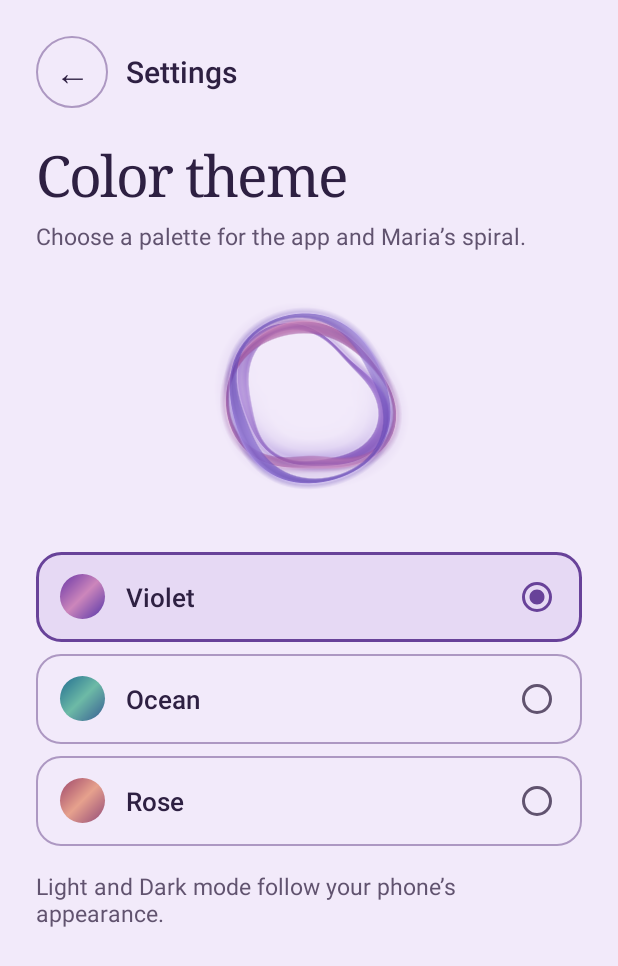
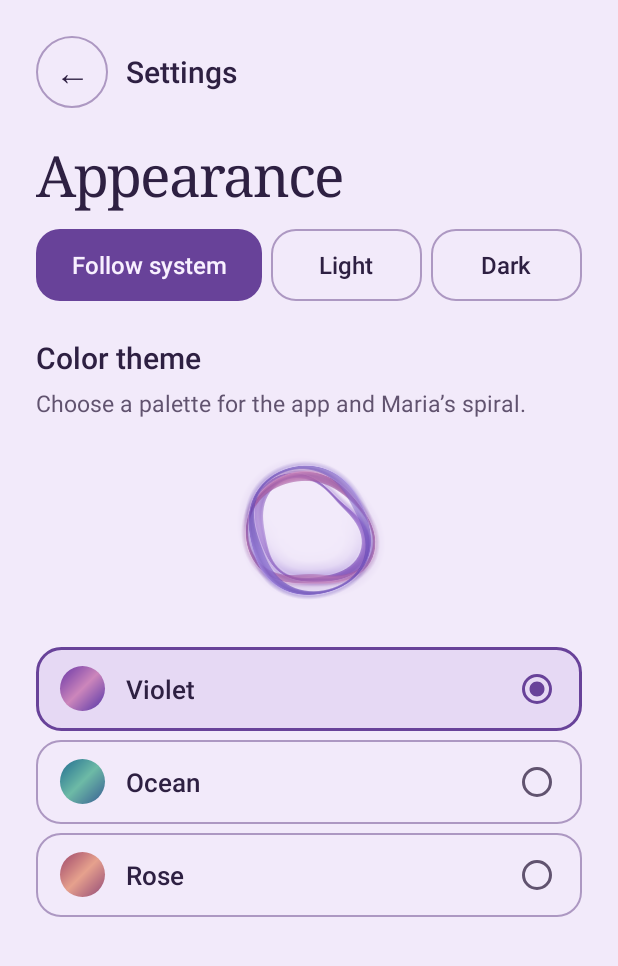
Before and after one commit to Emanuel-Nicholas-Manguera/neurolingua, an Android app: the screen it shows after launch (MainActivity), after a tap on "Settings", on a phone screen of 412 x 824 dp. Shown: the top 966 px of the screen. Run offline under Robolectric (Android 15) with nearby library versions, the phone set to English and light mode, and no system bars.

Commit message:
feat: add system, light and dark controls to settings
Keep Settings open when the appearance changes. Show the selected mode alongside the existing palette and live spiral.

```diff
--- a/app/src/main/java/app/neurolingua/mobile/AppearanceMode.java
+++ b/app/src/main/java/app/neurolingua/mobile/AppearanceMode.java
@@ -5,17 +5,19 @@ import android.content.res.Configuration;
 import android.view.ContextThemeWrapper;
 
 enum AppearanceMode {
-    SYSTEM("system", Configuration.UI_MODE_NIGHT_UNDEFINED),
-    LIGHT("light", Configuration.UI_MODE_NIGHT_NO),
-    DARK("dark", Configuration.UI_MODE_NIGHT_YES);
+    SYSTEM("system", Configuration.UI_MODE_NIGHT_UNDEFINED, R.id.mode_system),
+    LIGHT("light", Configuration.UI_MODE_NIGHT_NO, R.id.mode_light),
+    DARK("dark", Configuration.UI_MODE_NIGHT_YES, R.id.mode_dark);
 
     private static final String KEY = "display_mode";
     private final String key;
     private final int nightMode;
+    final int optionId;
 
-    AppearanceMode(String key, int nightMode) {
+    AppearanceMode(String key, int nightMode, int optionId) {
         this.key = key;
         this.nightMode = nightMode;
+        this.optionId = optionId;
     }
 
     static AppearanceMode selected(Context context) {
--- a/app/src/main/java/app/neurolingua/mobile/MainActivity.java
+++ b/app/src/main/java/app/neurolingua/mobile/MainActivity.java
@@ -128,6 +128,17 @@ public final class MainActivity extends Activity {
     private void showSettings() {
         screen("settings", R.layout.screen_settings);
         findViewById(R.id.home).setOnClickListener(v -> showHome());
+        RadioGroup modes = findViewById(R.id.appearance_options);
+        modes.check(AppearanceMode.selected(this).optionId);
+        for (AppearanceMode mode : AppearanceMode.values()) {
+            modes.findViewById(mode.optionId).setOnClickListener(v -> {
+                if (AppearanceMode.selected(this) != mode) {
+                    mode.save(this);
+                    recreate();
+                }
+            });
+        }
+
         RadioGroup choices = findViewById(R.id.theme_options);
         choices.check(ColorTheme.selected(this).optionId);
         int size = Math.round(30 * getResources().getDisplayMetrics().density);
--- /dev/null
+++ b/app/src/main/res/color/mode_option_text.xml
@@ -0,0 +1,4 @@
+<selector xmlns:android="http://schemas.android.com/apk/res/android">
+    <item android:state_checked="true" android:color="?attr/paletteOnAccent"/>
+    <item android:color="?attr/paletteText"/>
+</selector>
--- /dev/null
+++ b/app/src/main/res/drawable/mode_option.xml
@@ -0,0 +1,4 @@
+<selector xmlns:android="http://schemas.android.com/apk/res/android">
+    <item android:state_checked="true" android:drawable="@drawable/button_primary"/>
+    <item android:drawable="@drawable/button_outline"/>
+</selector>
--- a/app/src/main/res/layout/screen_settings.xml
+++ b/app/src/main/res/layout/screen_settings.xml
@@ -10,10 +10,22 @@
                 android:textSize="23sp" android:contentDescription="@string/back_home"/>
             <TextView style="@style/Label.Subhead" android:layout_marginStart="12dp" android:text="@string/settings"/>
         </LinearLayout>
-        <TextView style="@style/Label.Heading" android:layout_marginTop="24dp" android:text="@string/color_theme"/>
+        <TextView style="@style/Label.Heading" android:layout_marginTop="24dp" android:text="@string/appearance"
+            android:labelFor="@id/appearance_options"/>
+        <RadioGroup android:id="@+id/appearance_options" android:layout_width="match_parent"
+            android:layout_height="wrap_content" android:orientation="horizontal" android:layout_marginTop="12dp">
+            <RadioButton android:id="@+id/mode_system" style="@style/ModeOption" android:layout_weight="1.5"
+                android:text="@string/mode_system"/>
+            <RadioButton android:id="@+id/mode_light" style="@style/ModeOption" android:layout_marginStart="6dp"
+                android:text="@string/mode_light"/>
+            <RadioButton android:id="@+id/mode_dark" style="@style/ModeOption" android:layout_marginStart="6dp"
+                android:text="@string/mode_dark"/>
+        </RadioGroup>
+        <TextView style="@style/Label.Subhead" android:layout_marginTop="24dp" android:text="@string/color_theme"
+            android:labelFor="@id/theme_options"/>
         <TextView style="@style/Label.Muted" android:layout_marginTop="6dp" android:text="@string/theme_description"/>
         <app.neurolingua.mobile.ExamSpiralView android:id="@+id/theme_spiral"
-            android:layout_width="match_parent" android:layout_height="192dp"
+            android:layout_width="match_parent" android:layout_height="146dp"
             android:importantForAccessibility="no"/>
         <RadioGroup android:id="@+id/theme_options" android:layout_width="match_parent"
             android:layout_height="wrap_content" android:orientation="vertical">
@@ -21,6 +33,5 @@
             <RadioButton android:id="@+id/theme_ocean" style="@style/ThemeOption" android:text="@string/theme_ocean"/>
             <RadioButton android:id="@+id/theme_rose" style="@style/ThemeOption" android:text="@string/theme_rose"/>
         </RadioGroup>
-        <TextView style="@style/Label.Muted" android:layout_marginTop="16dp" android:text="@string/system_appearance_hint"/>
     </LinearLayout>
 </ScrollView>
--- a/app/src/main/res/values/components.xml
+++ b/app/src/main/res/values/components.xml
@@ -30,11 +30,26 @@
     </style>
     <style name="Control.Primary"><item name="android:background">@drawable/button_primary</item><item name="android:textColor">?attr/paletteOnAccent</item></style>
     <style name="Control.Hero"><item name="android:background">@drawable/button_cream</item><item name="android:textColor">?attr/paletteHeroButtonText</item></style>
+    <style name="ModeOption">
+        <item name="android:layout_width">0dp</item>
+        <item name="android:layout_height">wrap_content</item>
+        <item name="android:layout_weight">1</item>
+        <item name="android:minHeight">48dp</item>
+        <item name="android:gravity">center</item>
+        <item name="android:paddingHorizontal">6dp</item>
+        <item name="android:paddingVertical">6dp</item>
+        <item name="android:background">@drawable/mode_option</item>
+        <item name="android:button">@null</item>
+        <item name="android:textColor">@color/mode_option_text</item>
+        <item name="android:textSize">16sp</item>
+        <item name="android:fontFamily">sans-serif-medium</item>
+        <item name="android:saveEnabled">false</item>
+    </style>
     <style name="ThemeOption">
         <item name="android:layout_width">match_parent</item>
         <item name="android:layout_height">wrap_content</item>
-        <item name="android:layout_marginTop">8dp</item>
-        <item name="android:minHeight">60dp</item>
+        <item name="android:layout_marginTop">6dp</item>
+        <item name="android:minHeight">56dp</item>
         <item name="android:background">@drawable/theme_option</item>
         <item name="android:button">@null</item>
         <item name="android:drawableEnd">?android:attr/listChoiceIndicatorSingle</item>
--- a/app/src/main/res/values/settings_strings.xml
+++ b/app/src/main/res/values/settings_strings.xml
@@ -1,8 +1,11 @@
 <resources>
     <string name="settings">Settings</string>
+    <string name="appearance">Appearance</string>
+    <string name="mode_system">Follow system</string>
+    <string name="mode_light">Light</string>
+    <string name="mode_dark">Dark</string>
     <string name="color_theme">Color theme</string>
     <string name="theme_description">Choose a palette for the app and Maria’s spiral.</string>
-    <string name="system_appearance_hint">Light and Dark mode follow your phone’s appearance.</string>
     <string name="theme_violet">Violet</string>
     <string name="theme_ocean">Ocean</string>
     <string name="theme_rose">Rose</string>
```
Also changed, not shown: 1 other file.
